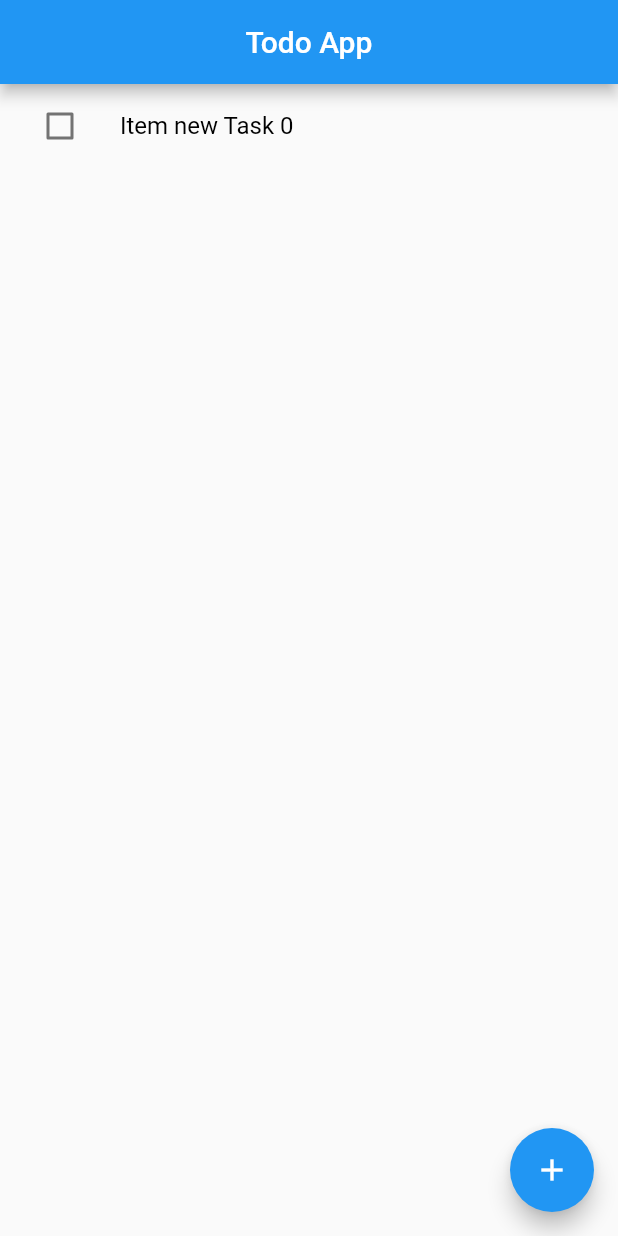
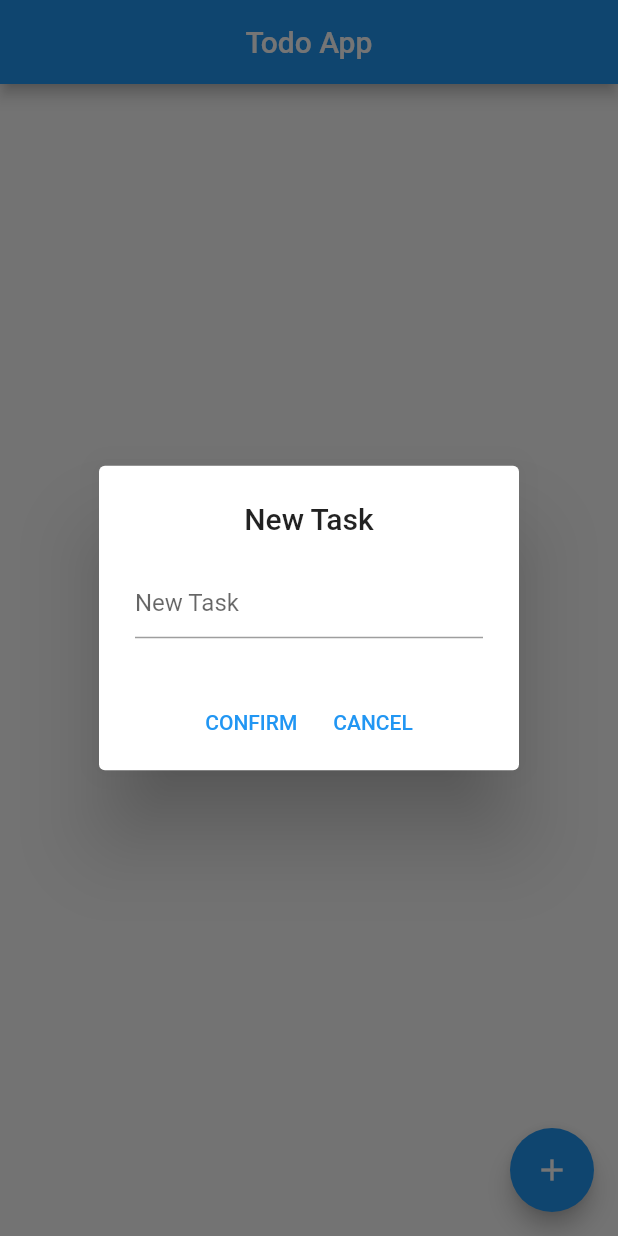
Before and after one commit to JunjieDev/flutter-todo, a Flutter app: the screen it shows after launch, after a tap on the "add" icon, on a phone screen of 412 x 824 dp. Run offline on Flutter 3.47's test engine with Material 2 defaults, Android fonts, the phone set to English and light mode, and no system bars.

Commit message:
Fix : DialogAlarm & add new task

```diff
--- a/lib/main.dart
+++ b/lib/main.dart
@@ -1,18 +1,27 @@
 import 'package:flutter/material.dart';
 import 'package:flutter_todo/models/task.dart';
 
-void main() {
-  runApp(const MyApp());
-}
+void main() => runApp(const MyApp());
 
-class MyApp extends StatefulWidget {
+class MyApp extends StatelessWidget {
   const MyApp({super.key});
 
   @override
-  State<MyApp> createState() => _MyAppState();
+  Widget build(BuildContext context) => const MaterialApp(
+    title: 'Todo App',
+    debugShowCheckedModeBanner: false,
+    home: TodoWidget(),
+  );
 }
 
-class _MyAppState extends State<MyApp> {
+class TodoWidget extends StatefulWidget {
+  const TodoWidget({super.key});
+
+  @override
+  State<TodoWidget> createState() => _TodoWidgetState();
+}
+
+class _TodoWidgetState extends State<TodoWidget> {
   final List<Task> tasks = [];
 
   void addTask(String text){
@@ -33,11 +42,45 @@ class _MyAppState extends State<MyApp> {
     });
   }
 
+  Future<void> _addDisplayDialog(BuildContext context) async {
+    String valueText = "";
+
+    return showDialog(
+      context: context,
+      builder: (context) => AlertDialog(
+        title: const Center(child: Text('New Task')),
+        actionsAlignment: MainAxisAlignment.center,
+        content: TextField(
+          onChanged: (value) {
+            valueText = value;
+          },
+          decoration: const InputDecoration(
+            hintText: "New Task",
+          ),
+        ),
+        actions: <Widget>[
+          TextButton(
+            child: const Text('CONFIRM'),
+            onPressed: () {
+              if (valueText.isNotEmpty){
+                addTask(valueText);
+                Navigator.pop(context);
+              }
+            },
+          ),
+          TextButton(
+            child: const Text('CANCEL'),
+            onPressed: () {
+              Navigator.pop(context);
+            },
+          ),
+        ],
+      ),
+    );
+  }
+
   @override
-  Widget build(BuildContext context) => MaterialApp(
-    title: 'Todo App',
-    debugShowCheckedModeBanner: false,
-    home: Scaffold(
+  Widget build(BuildContext context) => Scaffold(
     appBar: AppBar(
       title: const Text('Todo App'),
       centerTitle: true,
@@ -91,9 +134,8 @@ class _MyAppState extends State<MyApp> {
       }
     ),
     floatingActionButton: FloatingActionButton(
-        onPressed: () => addTask("Item new Task ${tasks.length}"),
+      onPressed: () => _addDisplayDialog(context),
       child: const Icon(Icons.add),
-      ),
     ),
   );
 }
```
Lines whose indentation alone changed are shown as unchanged.
